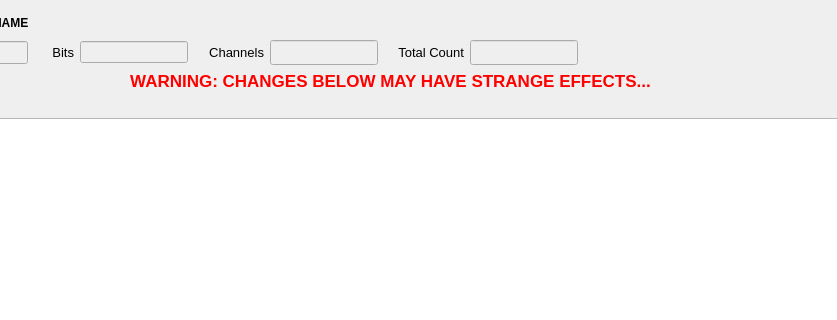
usnistgov/qpx-gamma, file gui/daq/dialog_spectrum.ui: the form before one commit; both pictures show x 154 to 991 and y 0 to 320 of the 1089 by 688 pixel window.
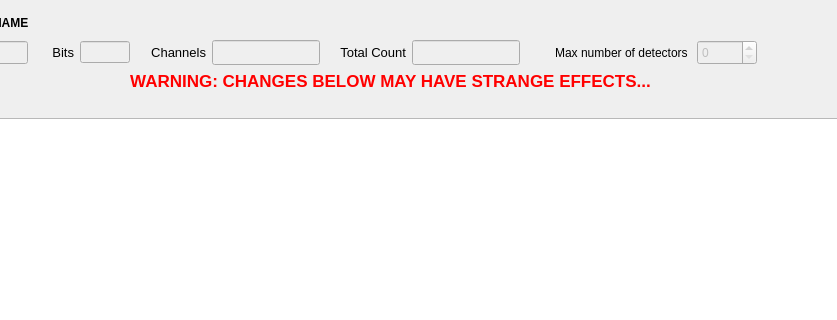
The form after the commit. Icons and pictures are not drawn.

```diff
--- a/gui/daq/dialog_spectrum.ui
+++ b/gui/daq/dialog_spectrum.ui
@@ -233,10 +233,16 @@
        </property>
        <property name="minimumSize">
         <size>
-         <width>100</width>
+         <width>50</width>
          <height>0</height>
         </size>
        </property>
+       <property name="maximumSize">
+        <size>
+         <width>50</width>
+         <height>16777215</height>
+        </size>
+       </property>
       </widget>
      </item>
      <item>
@@ -343,6 +349,56 @@
        </property>
       </widget>
      </item>
+     <item>
+      <widget class="QLabel" name="label_9">
+       <property name="minimumSize">
+        <size>
+         <width>165</width>
+         <height>25</height>
+        </size>
+       </property>
+       <property name="maximumSize">
+        <size>
+         <width>165</width>
+         <height>16777215</height>
+        </size>
+       </property>
+       <property name="text">
+        <string>Max number of detectors </string>
+       </property>
+       <property name="alignment">
+        <set>Qt::AlignRight|Qt::AlignTrailing|Qt::AlignVCenter</set>
+       </property>
+      </widget>
+     </item>
+     <item>
+      <widget class="QSpinBox" name="spinDets">
+       <property name="enabled">
+        <bool>false</bool>
+       </property>
+       <property name="sizePolicy">
+        <sizepolicy hsizetype="Maximum" vsizetype="Fixed">
+         <horstretch>0</horstretch>
+         <verstretch>0</verstretch>
+        </sizepolicy>
+       </property>
+       <property name="minimumSize">
+        <size>
+         <width>60</width>
+         <height>25</height>
+        </size>
+       </property>
+       <property name="maximumSize">
+        <size>
+         <width>60</width>
+         <height>16777215</height>
+        </size>
+       </property>
+       <property name="maximum">
+        <number>16</number>
+       </property>
+      </widget>
+     </item>
      <item>
       <widget class="QLabel" name="label_2">
        <property name="text">
```
Left out of the diff: 4 changed lines with no effect on the pictures.
